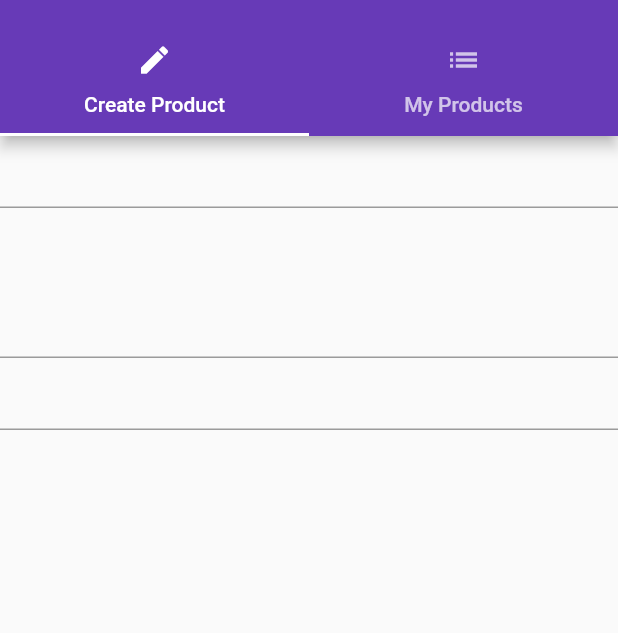
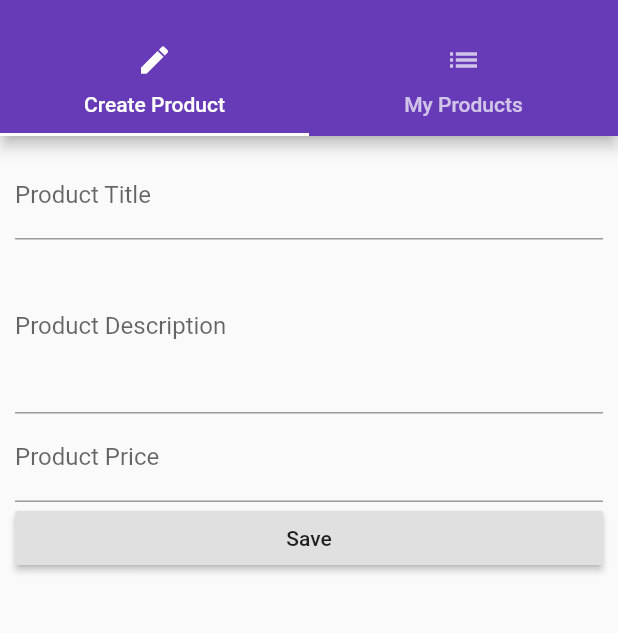
Before and after one commit to VasanthakumarV/mm-flutter, a Flutter app: the ProductsAdminPage screen opened by its route, on a phone screen of 412 x 824 dp, the part 59-692 px from its top. Run offline on Flutter 3.47's test engine with Material 2 defaults, Android fonts, the phone set to English and light mode, and no system bars.

Commit message:
form field to widget conn

```diff
--- a/input/lib/pages/product_create.dart
+++ b/input/lib/pages/product_create.dart
@@ -1,6 +1,10 @@
 import 'package:flutter/material.dart';
 
 class ProductCreatePage extends StatefulWidget {
+  final Function addProduct;
+
+  ProductCreatePage(this.addProduct);
+
   @override
   State<StatefulWidget> createState() {
     return _ProductCreatePageState();
@@ -14,9 +18,12 @@ class _ProductCreatePageState extends State<ProductCreatePage> {
 
   @override
   Widget build(BuildContext context) {
-    return Column(
+    return Container(
+      margin: EdgeInsets.all(10.0),
+      child: ListView(
         children: <Widget>[
           TextField(
+            decoration: InputDecoration(labelText: "Product Title"),
             onChanged: (String value) {
               setState(() {
                 titleValue = value;
@@ -24,6 +31,7 @@ class _ProductCreatePageState extends State<ProductCreatePage> {
             },
           ),
           TextField(
+            decoration: InputDecoration(labelText: "Product Description"),
             maxLines: 4,
             onChanged: (String value) {
               setState(() {
@@ -32,6 +40,7 @@ class _ProductCreatePageState extends State<ProductCreatePage> {
             },
           ),
           TextField(
+            decoration: InputDecoration(labelText: "Product Price"),
             keyboardType: TextInputType.number,
             onChanged: (String value) {
               setState(() {
@@ -39,7 +48,20 @@ class _ProductCreatePageState extends State<ProductCreatePage> {
               });
             },
           ),
+          RaisedButton(
+            child: Text("Save"),
+            onPressed: () {
+              final Map<String, dynamic> product = {
+                'title': titleValue,
+                'description': description,
+                'price': priceValue,
+                'image': 'images/food.jpg',
+              };
+              widget.addProduct(product);
+            },
+          )
         ],
+      ),
     );
   }
 }
--- a/input/lib/pages/products_admin.dart
+++ b/input/lib/pages/products_admin.dart
@@ -1,10 +1,14 @@
 import 'package:flutter/material.dart';
 
-import './products.dart';
 import './product_create.dart';
 import './product_list.dart';
 
 class ProductsAdminPage extends StatelessWidget {
+  final Function addProduct;
+  final Function deleteProduct;
+
+  ProductsAdminPage(this.addProduct, this.deleteProduct);
+
   @override
   Widget build(BuildContext context) {
     return DefaultTabController(
@@ -43,7 +47,7 @@ class ProductsAdminPage extends StatelessWidget {
         ),
         body: TabBarView(
           children: <Widget>[
-            ProductCreatePage(),
+            ProductCreatePage(addProduct),
             ProductListPage(),
           ],
         ),
```
Also changed, not shown: input/lib/main.dart (+6 -7 lines), input/lib/pages/products.dart (+3 -5 lines), input/lib/product_control.dart (deleted, +0 -17 lines), input/lib/product_manager.dart (+9 -13 lines), input/lib/products.dart (+4 -11 lines). Lines whose indentation alone changed are shown as unchanged.
